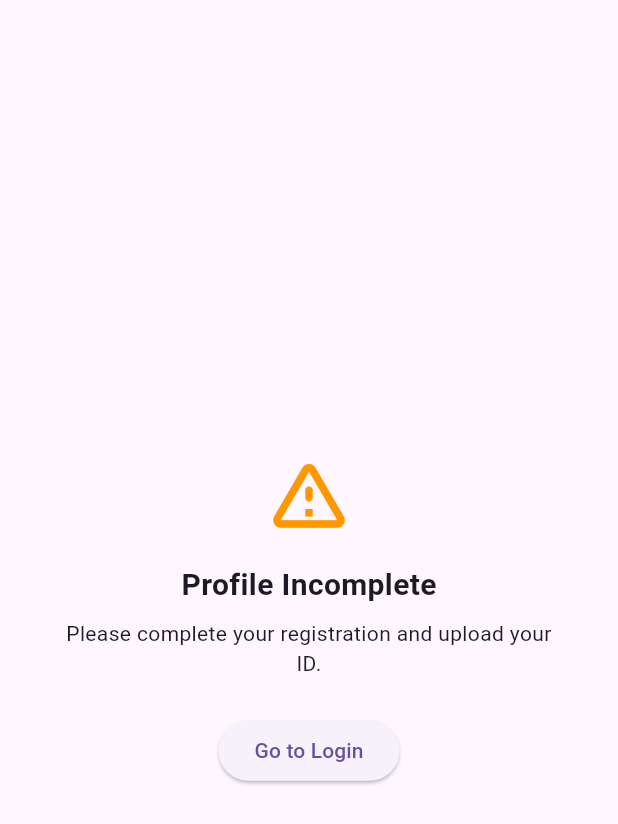
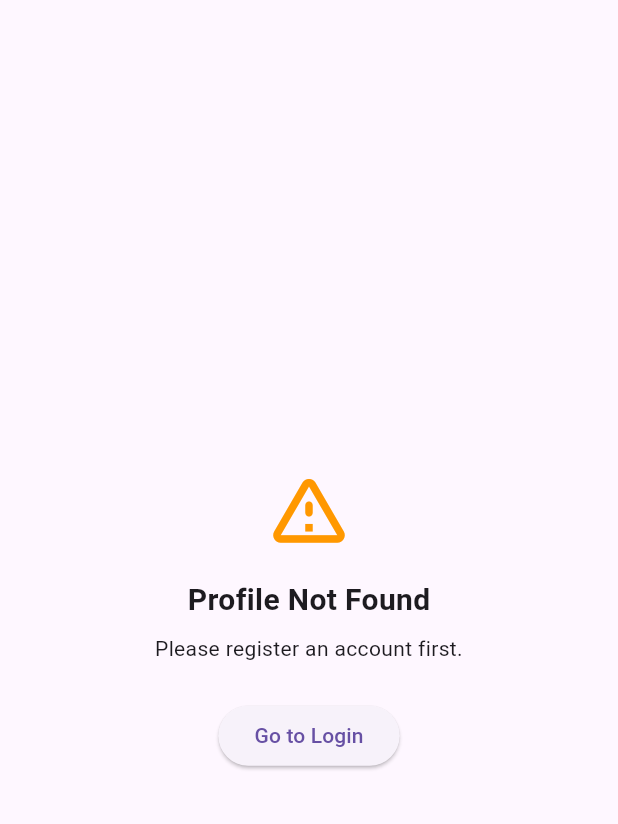
Before and after one commit to Angeloooww/FinalSakayAlalay, a Flutter app: the screen it shows once a user with an empty profile is signed in, on a phone screen of 412 x 824 dp. Shown: the top 824 px of the screen. Run offline on Flutter 3.47's test engine with Material 3 defaults, Android fonts, the phone set to English and light mode, and no system bars; our stand-ins replace cloud_firestore, firebase_auth, firebase_core, flutter_map, image_picker, latlong2 and 1 more; missing offline and left inert: mobile_scanner; accounts and stored records are empty.

Commit message:
fixed flow

```diff
--- a/lib/main.dart
+++ b/lib/main.dart
@@ -10,8 +10,8 @@ import 'package:firebase_auth/firebase_auth.dart';
 import 'package:cloud_firestore/cloud_firestore.dart';
 import 'user_side/firebase_options.dart';
 import 'user_side/services/firebase_services.dart';
-// import 'user_side/upload.dart';
-// import 'pao_side/upload_pao.dart';
+import 'user_side/upload.dart';
+import 'pao_side/upload_pao.dart';
 
 bool isRegistering = false;
 
@@ -127,10 +127,19 @@ class AuthWrapper extends StatelessWidget {
       print('✅ Full user data found');
       print('📋 User data keys: ${fullData?.keys.toList()}');
 
-      // Check if user has uploaded their ID
+      // ✅ FIXED: More lenient check for uploaded ID
       final idFieldName = role == 'pwd' ? 'pwdCardBase64' : 'paoIdBase64';
       final idValue = fullData?[idFieldName];
-      final hasUploadedId = idValue != null && idValue.toString().isNotEmpty;
+
+      // Check if the field exists and has actual content
+      bool hasUploadedId = false;
+      if (idValue != null) {
+        if (idValue is String) {
+          hasUploadedId = idValue.trim().isNotEmpty;
+        } else {
+          hasUploadedId = idValue.toString().trim().isNotEmpty;
+        }
+      }
 
       print('🔍 Checking for $idFieldName...');
       print('✅ Has uploaded ID: $hasUploadedId');
@@ -173,13 +182,17 @@ class AuthWrapper extends StatelessWidget {
                   Text('Error: ${snapshot.error}'),
                   const SizedBox(height: 16),
                   ElevatedButton(
-                    onPressed: () {
-                      Navigator.pushReplacement(
+                    onPressed: () async {
+                      await FirebaseAuth.instance.signOut();
+                      if (context.mounted) {
+                        Navigator.pushAndRemoveUntil(
                           context,
                           MaterialPageRoute(
                             builder: (context) => const LoginPage(),
                           ),
+                          (route) => false,
                         );
+                      }
                     },
                     child: const Text('Go to Login'),
                   ),
@@ -205,12 +218,19 @@ class AuthWrapper extends StatelessWidget {
           );
         }
 
-        // If a registration is in progress, show a simple loading UI
+        // ✅ FIX: If registration is in progress, show loading
         if (isRegistering) {
           print('🟡 Registration in progress — AuthWrapper paused');
           return const Scaffold(
             body: Center(
-              child: CircularProgressIndicator(),
+              child: Column(
+                mainAxisAlignment: MainAxisAlignment.center,
+                children: [
+                  CircularProgressIndicator(),
+                  SizedBox(height: 16),
+                  Text('Creating your account...'),
+                ],
+              ),
             ),
           );
         }
@@ -248,15 +268,14 @@ class AuthWrapper extends StatelessWidget {
               print('✅ Has data: $hasData');
               print('✅ Has uploaded ID: $hasUploadedId');
 
-              // If user doesn't have complete data, and we are NOT registering, sign them out and send to login
-              if (!hasData || !hasUploadedId) {
-                print('⚠️ Incomplete profile detected');
-                // If registration is ongoing, just show a loading screen (handled earlier).
-                // If not registering, sign out and prompt to login/register.
-                if (!isRegistering) {
-                  print('⚠️ Signing out because profile is incomplete and not registering');
-                  // Don't await, let it happen in background
-                  FirebaseAuth.instance.signOut();
+              // ✅ FIX: If user doesn't have profile data at all, sign out
+              if (!hasData) {
+                print('⚠️ No profile data found - signing out');
+
+                // Schedule sign out for next frame to avoid issues
+                WidgetsBinding.instance.addPostFrameCallback((_) async {
+                  await FirebaseAuth.instance.signOut();
+                });
 
                 return Scaffold(
                   body: Center(
@@ -269,7 +288,7 @@ class AuthWrapper extends StatelessWidget {
                         ),
                         const SizedBox(height: 16),
                         const Text(
-                            'Profile Incomplete',
+                          'Profile Not Found',
                           style: TextStyle(
                             fontSize: 20,
                             fontWeight: FontWeight.bold,
@@ -279,18 +298,19 @@ class AuthWrapper extends StatelessWidget {
                         const Padding(
                           padding: EdgeInsets.symmetric(horizontal: 40),
                           child: Text(
-                              'Please complete your registration and upload your ID.',
+                            'Please register an account first.',
                             textAlign: TextAlign.center,
                           ),
                         ),
                         const SizedBox(height: 24),
                         ElevatedButton(
                           onPressed: () {
-                              Navigator.pushReplacement(
+                            Navigator.pushAndRemoveUntil(
                               context,
                               MaterialPageRoute(
                                 builder: (context) => const LoginPage(),
                               ),
+                              (route) => false,
                             );
                           },
                           child: const Text('Go to Login'),
@@ -299,34 +319,51 @@ class AuthWrapper extends StatelessWidget {
                     ),
                   ),
                 );
-                } else {
-                  // Shouldn't reach this because we return earlier when isRegistering is true,
-                  // but be defensive: show loading spinner.
-                  return const Scaffold(
-                    body: Center(child: CircularProgressIndicator()),
+              }
+
+              // ✅ FIX: User has profile but no ID uploaded - redirect to upload
+              if (hasData && !hasUploadedId) {
+                print('⚠️ User has profile but no ID uploaded - redirecting to upload');
+
+                // Don't sign them out - just redirect to upload screen
+                if (role == 'pwd') {
+                  print('🔄 Redirecting to PWD ID upload');
+                  return PwdCardUploadScreen(
+                    userId: user.uid,
+                    userData: userData['data'] as Map<String, dynamic>,
+                  );
+                } else if (role == 'pao') {
+                  print('🔄 Redirecting to PAO ID upload');
+                  return PaoIdUploadScreen(
+                    userId: user.uid,
+                    userData: userData['data'] as Map<String, dynamic>,
                   );
                 }
               }
 
-              // Navigate based on role
+              // ✅ User has complete profile with uploaded ID - go to home
+              if (hasData && hasUploadedId) {
+                print('✅ User has complete profile - redirecting to home');
                 if (role == 'pao') {
                   print('🔄 Redirecting to PAO Home');
                   return PAOHomePage();
                 } else if (role == 'pwd') {
                   print('🔄 Redirecting to PWD User Home');
                   return HomePage();
-              } else {
-                // Unknown role
-                print('⚠️ Unknown role: $role');
-                if (!isRegistering) {
-                  FirebaseAuth.instance.signOut();
-                  return const LoginPage();
-                } else {
-                  return const Scaffold(
-                    body: Center(child: CircularProgressIndicator()),
-                  );
                 }
               }
+
+              // ✅ Unknown state - sign out
+              print('⚠️ Unknown state - signing out');
+              WidgetsBinding.instance.addPostFrameCallback((_) async {
+                await FirebaseAuth.instance.signOut();
+              });
+
+              return const Scaffold(
+                body: Center(
+                  child: CircularProgressIndicator(),
+                ),
+              );
             },
           );
         }
--- a/lib/pao_side/upload_pao.dart
+++ b/lib/pao_side/upload_pao.dart
@@ -1,5 +1,6 @@
 import 'dart:io';
 import 'dart:typed_data';
+import 'package:finalsakay/pao_side/pao_home.dart';
 import 'package:flutter/foundation.dart' show kIsWeb;
 import 'package:flutter/material.dart';
 import 'package:image_picker/image_picker.dart';
@@ -205,7 +206,7 @@ class _PaoIdUploadScreenState extends State<PaoIdUploadScreen> {
       if (mounted) {
         ScaffoldMessenger.of(context).showSnackBar(
           const SnackBar(
-            content: Text('PAO ID uploaded successfully! Please login.'),
+            content: Text('PAO ID uploaded successfully!.'),
             backgroundColor: Colors.green,
             duration: Duration(seconds: 2),
           ),
@@ -220,7 +221,7 @@ class _PaoIdUploadScreenState extends State<PaoIdUploadScreen> {
           // Navigate back to login page
           Navigator.of(context).pushAndRemoveUntil(
   MaterialPageRoute(
-    builder: (context) => const LoginPage(), // Import from main.dart
+    builder: (context) => const PAOHomePage(), // Import from main.dart
   ),
   (route) => false,
 );
```
Also changed, not shown: lib/user_side/home.dart (deleted, +0 -122 lines), lib/user_side/upload.dart (+9 -12 lines). Lines whose indentation alone changed are shown as unchanged.
